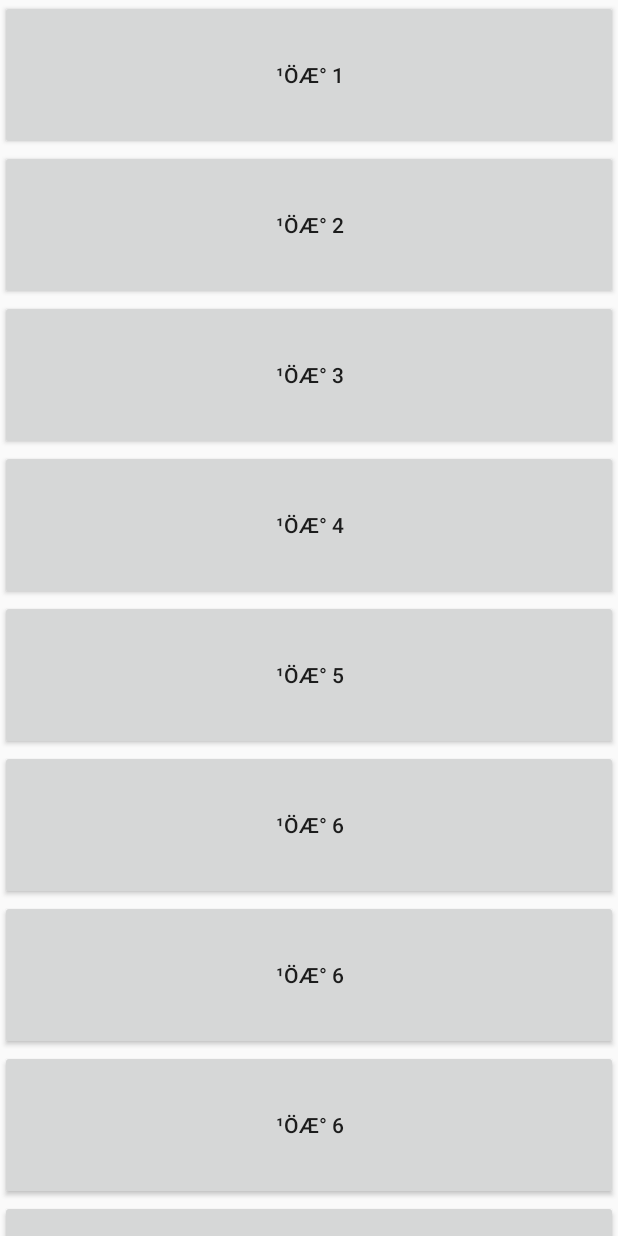
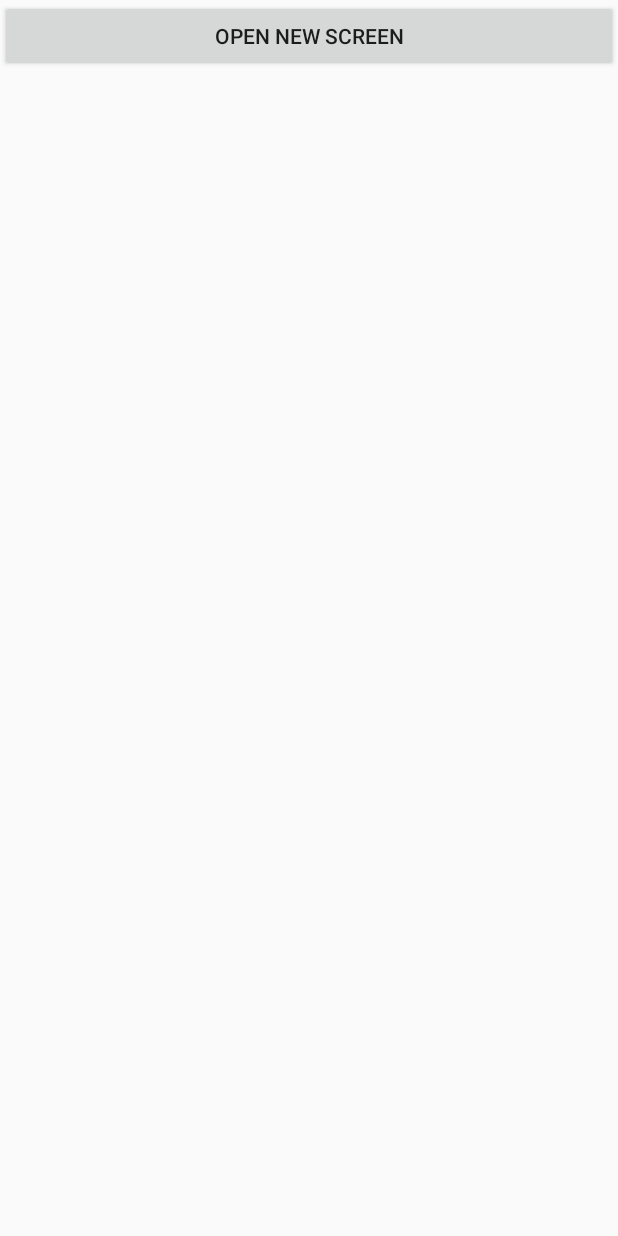
Before and after one commit to nicejwjin/hot_fixed, an Android app: the screen it shows after launch (MainActivity), on a phone screen of 412 x 824 dp. Run offline under Robolectric (Android 15) with nearby library versions, the phone set to English and light mode, and no system bars.

```diff
--- a/app/src/main/AndroidManifest.xml
+++ b/app/src/main/AndroidManifest.xml
@@ -15,6 +15,7 @@
                 <category android:name="android.intent.category.LAUNCHER" />
             </intent-filter>
         </activity>
+        <activity android:name=".SecondActivity"></activity>
     </application>
 
 </manifest>
--- a/app/src/main/java/com/httpmeteorstartup/hot/MainActivity.java
+++ b/app/src/main/java/com/httpmeteorstartup/hot/MainActivity.java
@@ -1,7 +1,10 @@
 package com.httpmeteorstartup.hot;
 
 import android.app.Activity;
+import android.content.Intent;
 import android.os.Bundle;
+import android.view.View;
+import android.widget.Button;
 
 public class MainActivity extends Activity {
 
@@ -10,6 +13,16 @@ public class MainActivity extends Activity {
         super.onCreate(savedInstanceState);
          setContentView(R.layout.activity_main);
 
+        Button btnNewActivity = (Button) findViewById(R.id.btnNewActivity);
+        btnNewActivity.setOnClickListener(new View.OnClickListener() {
+            public void onClick(View v) {
+                Intent intent = new Intent(MainActivity.this,
+                        SecondActivity.class);
+                startActivity(intent);
+            }
+        }
+
+        );
 
     }
 }
--- /dev/null
+++ b/app/src/main/java/com/httpmeteorstartup/hot/SecondActivity.java
@@ -0,0 +1,25 @@
+package com.httpmeteorstartup.hot;
+
+import android.app.Activity;
+import android.os.Bundle;
+import android.view.View;
+import android.widget.Button;
+
+/**
+ * Created by jwjin on 7/26/16.
+ */
+
+public class SecondActivity extends Activity {
+    @Override
+    public void onCreate(Bundle savedInstanceState) {
+        super.onCreate(savedInstanceState);
+        setContentView(R.layout.second);
+
+        Button btnReturn = (Button) findViewById(R.id.btnReturn);
+        btnReturn.setOnClickListener(new View.OnClickListener(){
+            public void onClick(View v) {
+                finish();
+            }
+        });
+    }
+}
--- a/app/src/main/res/layout/activity_main.xml
+++ b/app/src/main/res/layout/activity_main.xml
@@ -1,76 +1,13 @@
-<ScrollView xmlns:android="http://schemas.android.com/apk/res/android"
+<LinearLayout xmlns:android="http://schemas.android.com/apk/res/android"
     xmlns:tools="http://schemas.android.com/tools"
     android:layout_width="fill_parent"
     android:layout_height="fill_parent"
     android:orientation="vertical" >
 
-    <LinearLayout
-        android:layout_width="fill_parent"
-        android:layout_height="fill_parent"
-        android:orientation="vertical" >
+    <Button
+        android:id="@+id/btnNewActivity"
+        android:layout_width="match_parent"
+        android:layout_height="wrap_content"
+        android:text="open new screen" />
 
-        <Button
-            android:layout_width="match_parent"
-            android:layout_height="100dp"
-            android:text="¹öÆ° 1" />
-
-        <Button
-            android:layout_width="match_parent"
-            android:layout_height="100dp"
-            android:text="¹öÆ° 2" />
-
-        <Button
-            android:layout_width="match_parent"
-            android:layout_height="100dp"
-            android:text="¹öÆ° 3" />
-
-        <Button
-            android:layout_width="match_parent"
-            android:layout_height="100dp"
-            android:text="¹öÆ° 4" />
-
-        <Button
-            android:layout_width="match_parent"
-            android:layout_height="100dp"
-            android:text="¹öÆ° 5" />
-
-        <Button
-            android:layout_width="match_parent"
-            android:layout_height="100dp"
-            android:text="¹öÆ° 6" />
-
-        <Button
-            android:layout_width="match_parent"
-            android:layout_height="100dp"
-            android:text="¹öÆ° 6" />
-        <Button
-            android:layout_width="match_parent"
-            android:layout_height="100dp"
-            android:text="¹öÆ° 6" />
-        <Button
-            android:layout_width="match_parent"
-            android:layout_height="100dp"
-            android:text="¹öÆ° 6" />
-        <Button
-            android:layout_width="match_parent"
-            android:layout_height="100dp"
-            android:text="¹öÆ° 6" />
-        <Button
-            android:layout_width="match_parent"
-            android:layout_height="100dp"
-            android:text="¹öÆ° 6" />
-        <Button
-            android:layout_width="match_parent"
-            android:layout_height="100dp"
-            android:text="¹öÆ° 6" />
-        <Button
-            android:layout_width="match_parent"
-            android:layout_height="100dp"
-            android:text="¹öÆ° 6" />
-        <Button
-            android:layout_width="match_parent"
-            android:layout_height="100dp"
-            android:text="¹öÆ° 6" />
-    </LinearLayout>
-
-</ScrollView>
+</LinearLayout>
--- /dev/null
+++ b/app/src/main/res/layout/second.xml
@@ -0,0 +1,12 @@
+<?xml version="1.0" encoding="utf-8"?>
+<LinearLayout xmlns:android="http://schemas.android.com/apk/res/android"
+    android:orientation="vertical" android:layout_width="match_parent"
+    android:layout_height="match_parent">
+
+    <Button android:id="@+id/btnReturn"
+        android:layout_width="match_parent"
+        android:layout_height="wrap_content"
+        android:text="back">
+    </Button>
+
+</LinearLayout>
```
